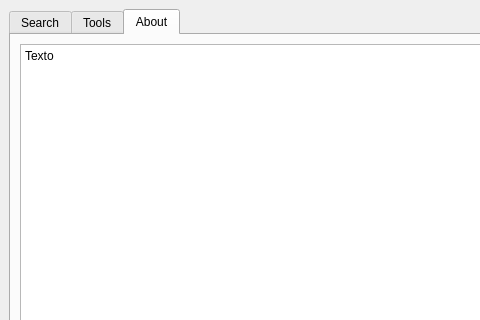
This is gui/geo_easin_dockwidget_base.ui in gisandbeers/geoeasin as Qt 5 draws it before an edit; both pictures show x 0 to 480 and y 0 to 320 of the 569 by 435 pixel window. The edited form follows.
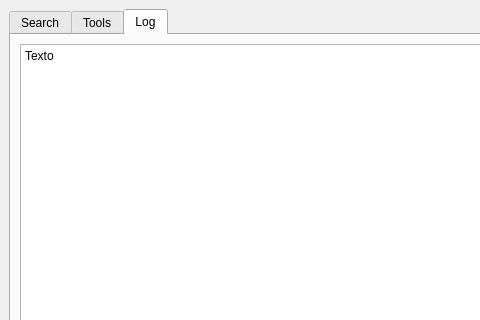
This is the edited form.

Commit message: Metadata and log tab

What changed in the file:
```diff
--- a/gui/geo_easin_dockwidget_base.ui
+++ b/gui/geo_easin_dockwidget_base.ui
@@ -132,7 +132,7 @@
       </widget>
       <widget class="QWidget" name="tabAbout">
        <attribute name="title">
-        <string>About</string>
+        <string>Log</string>
        </attribute>
        <layout class="QGridLayout" name="gridLayout">
         <item row="0" column="0">
```
Left out of the diff: 2 changed lines with no effect on the pictures. The commit also changes 1 other file.
